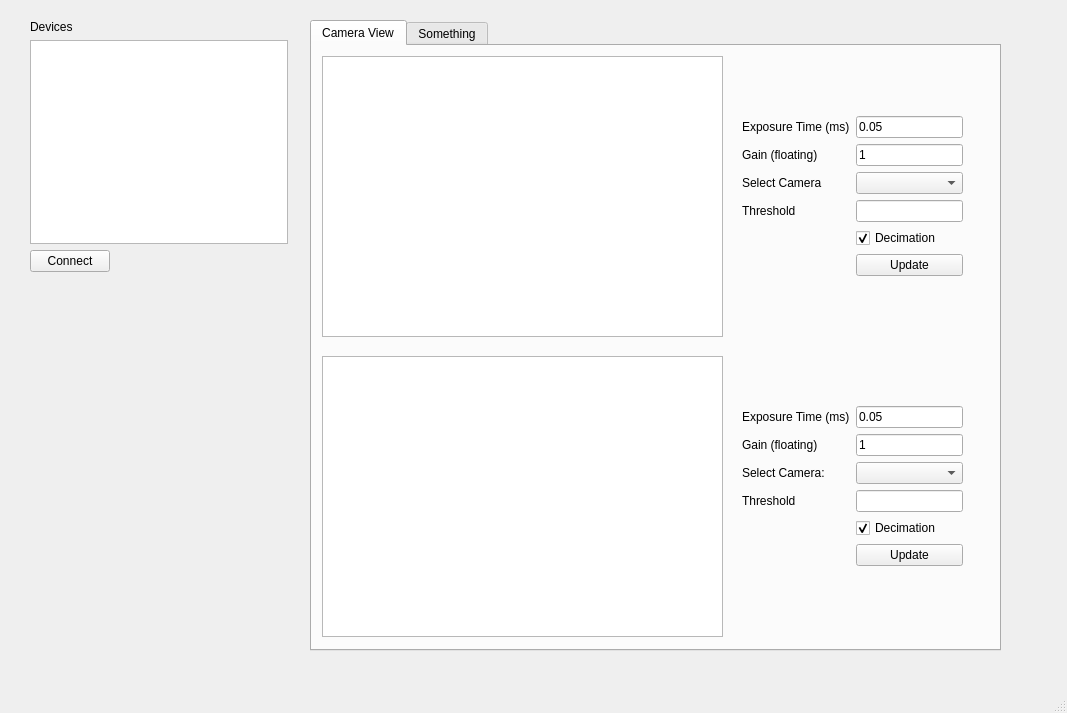
First picture: the form in pointing_stability.ui, repository aglinn/LaserPointLock, before the edit.
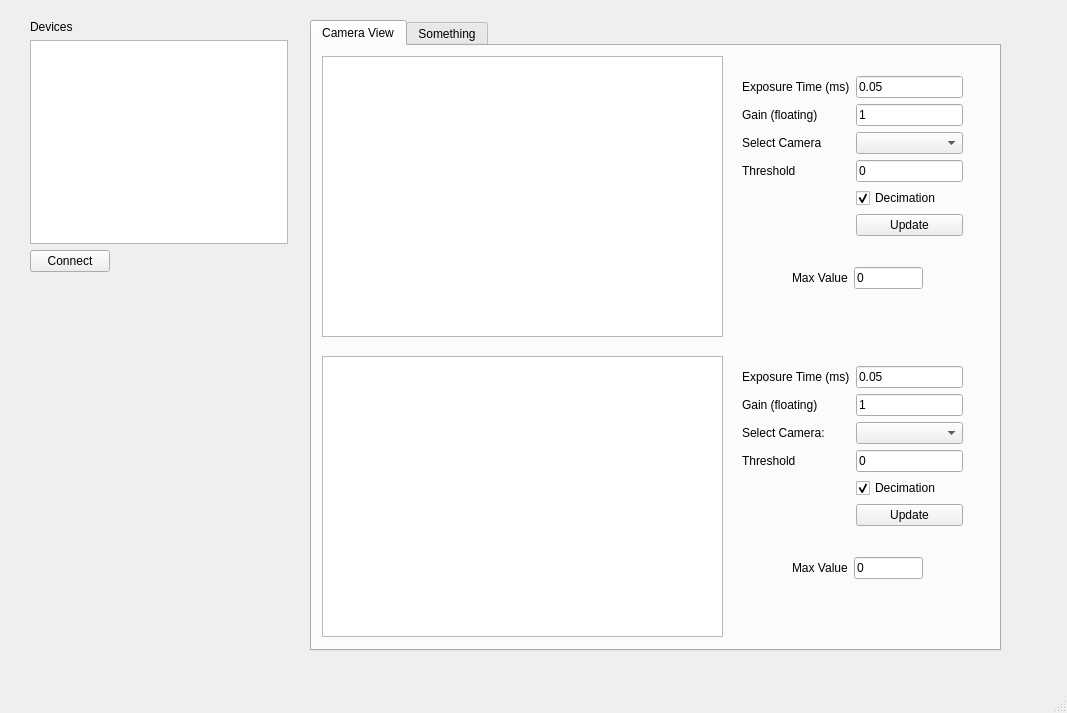
Second picture: the form after the edit. Custom widgets are drawn as their Qt base class.

The edit to the form file:
```diff
--- a/pointing_stability.ui
+++ b/pointing_stability.ui
@@ -34,7 +34,7 @@
       <property name="geometry">
        <rect>
         <x>430</x>
-        <y>70</y>
+        <y>30</y>
         <width>221</width>
         <height>173</height>
        </rect>
@@ -93,7 +93,11 @@
         </widget>
        </item>
        <item row="3" column="1">
-        <widget class="QLineEdit" name="le_cam1_threshold"/>
+        <widget class="QLineEdit" name="le_cam1_threshold">
+         <property name="text">
+          <string>0</string>
+         </property>
+        </widget>
        </item>
        <item row="2" column="0">
         <widget class="QLabel" name="label_3">
@@ -125,7 +129,7 @@
       <property name="geometry">
        <rect>
         <x>430</x>
-        <y>360</y>
+        <y>320</y>
         <width>221</width>
         <height>173</height>
        </rect>
@@ -191,7 +195,11 @@
         </widget>
        </item>
        <item row="3" column="1">
-        <widget class="QLineEdit" name="le_cam2_threshold"/>
+        <widget class="QLineEdit" name="le_cam2_threshold">
+         <property name="text">
+          <string>0</string>
+         </property>
+        </widget>
        </item>
        <item row="3" column="0">
         <widget class="QLabel" name="label_8">
@@ -212,6 +220,64 @@
        </rect>
       </property>
      </widget>
+     <widget class="QWidget" name="layoutWidget">
+      <property name="geometry">
+       <rect>
+        <x>480</x>
+        <y>510</y>
+        <width>131</width>
+        <height>24</height>
+       </rect>
+      </property>
+      <layout class="QHBoxLayout" name="horizontalLayout_2">
+       <item>
+        <widget class="QLabel" name="label_10">
+         <property name="text">
+          <string>Max Value</string>
+         </property>
+        </widget>
+       </item>
+       <item>
+        <widget class="QLineEdit" name="le_cam2_max">
+         <property name="text">
+          <string>0</string>
+         </property>
+         <property name="readOnly">
+          <bool>true</bool>
+         </property>
+        </widget>
+       </item>
+      </layout>
+     </widget>
+     <widget class="QWidget" name="">
+      <property name="geometry">
+       <rect>
+        <x>480</x>
+        <y>220</y>
+        <width>131</width>
+        <height>24</height>
+       </rect>
+      </property>
+      <layout class="QHBoxLayout" name="horizontalLayout">
+       <item>
+        <widget class="QLabel" name="label_9">
+         <property name="text">
+          <string>Max Value</string>
+         </property>
+        </widget>
+       </item>
+       <item>
+        <widget class="QLineEdit" name="le_cam1_max">
+         <property name="text">
+          <string>0</string>
+         </property>
+         <property name="readOnly">
+          <bool>true</bool>
+         </property>
+        </widget>
+       </item>
+      </layout>
+     </widget>
     </widget>
     <widget class="QWidget" name="tab_2">
      <attribute name="title">
```
